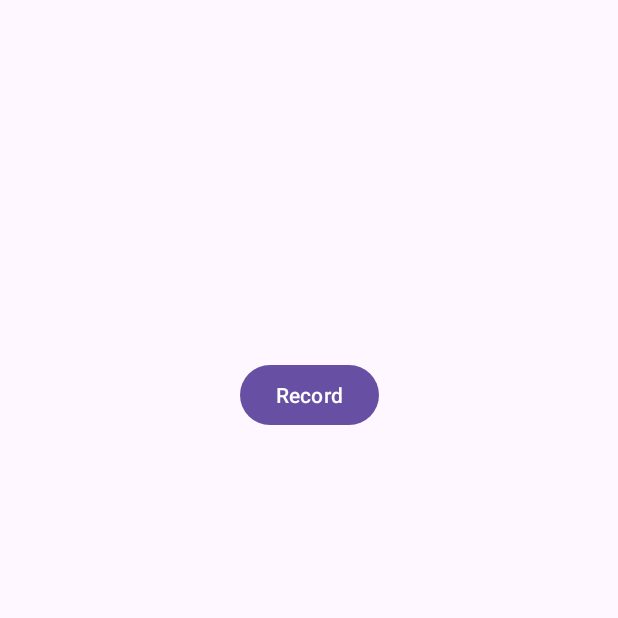
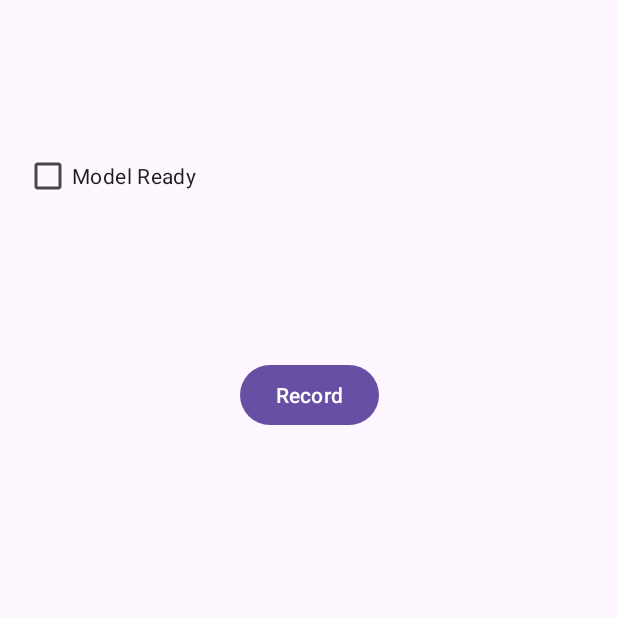
Before and after one commit to Duraggman/Conversation_Monitor, an Android app: the screen it shows after launch (MainActivity), on a phone screen of 412 x 824 dp, the top half of it. Run offline under Robolectric (Android 15) with nearby library versions, the phone set to English and light mode, and no system bars; libraries missing offline, so code that uses them is left out: com.mozilla.speechlibrary; 3 statements that could not run were skipped.

Commit message:
Commit 4.8: Using DeepSpeech Utils to get model path. Using Checkbox attribute. Signed-off-by: Duraggman <75789781+Duraggman@users.noreply.github.com>
Signed-off-by: Duraggman <75789781+Duraggman@users.noreply.github.com>

```diff
--- a/app/src/main/AndroidManifest.xml
+++ b/app/src/main/AndroidManifest.xml
@@ -2,8 +2,7 @@
 <manifest xmlns:android="http://schemas.android.com/apk/res/android"
           xmlns:tools="http://schemas.android.com/tools">
     <uses-permission android:name="android.permission.RECORD_AUDIO"/>
-    <uses-permission android:name="android.permission.WRITE_EXTERNAL_STORAGE"/>
-    <uses-permission android:name="android.permission.READ_EXTERNAL_STORAGE"/>
+
     <application
             android:allowBackup="true"
             android:dataExtractionRules="@xml/data_extraction_rules"
--- a/app/src/main/java/com/example/conversation_monitor/MainActivity.java
+++ b/app/src/main/java/com/example/conversation_monitor/MainActivity.java
@@ -1,186 +1,162 @@
 package com.example.conversation_monitor;
 
-import android.Manifest;
-import android.content.pm.PackageManager;
-import android.content.res.AssetManager;
 import android.os.Bundle;
 import android.util.Log;
+import android.view.View;
 import android.widget.Button;
-import android.widget.ProgressBar;
+import android.widget.CheckBox;
 import android.widget.TextView;
-import androidx.annotation.NonNull;
 import androidx.annotation.Nullable;
 import androidx.appcompat.app.AppCompatActivity;
-import androidx.core.app.ActivityCompat;
-import androidx.core.content.ContextCompat;
 import com.mozilla.speechlibrary.SpeechResultCallback;
 import com.mozilla.speechlibrary.SpeechService;
 import com.mozilla.speechlibrary.SpeechServiceSettings;
 import com.mozilla.speechlibrary.stt.STTResult;
+import com.mozilla.speechlibrary.utils.ModelUtils;
 
-import java.io.*;
+import java.io.File;
+import java.io.IOException;
+import java.io.InputStream;
+import java.io.OutputStream;
+import java.nio.file.Files;
 
-// TODO: Implement a check to verify if the model is ready before starting the SpeechService, do this by checking that the model file has been loaded properly
+// TODO: Fix insufficient storage error.
+public class MainActivity extends AppCompatActivity {
+    // Declare the SpeechService to manage voice recognition.
+    private SpeechService mSpeechService;
+    // Declare the SpeechResultCallback to handle voice recognition events.
+    private SpeechResultCallback mVoiceSearchListener;
+    // Declare the UI elements for the app.
+    private TextView transcriptionTextView;
+    private Button recordButton;
+    private String language = "en-US";
+    private CheckBox modelCheckBox;
 
-public class MainActivity extends AppCompatActivity {
-
-    Button recordButton;
-
-    TextView rText;
-
-    StringBuilder transcriptionBuilder;
-
-    ProgressBar progBar;
+    String modelPath = ModelUtils.modelPath(this, language);
 
     @Override
     protected void onCreate(Bundle savedInstanceState) {
         super.onCreate(savedInstanceState);
+        // Set the content view to your layout defined in XML.
         setContentView(R.layout.activity_main);
 
-        // Get the record button from the layout
-        recordButton = findViewById(R.id.rBtn);
-        // Get the EditText for displaying the transcription
-        rText = findViewById(R.id.rText);
+        // Initialize the UI elements.
+        transcriptionTextView = findViewById(R.id.rText);
+        recordButton = findViewById(R.id.RecBtn);
 
-        // Request RECORD_AUDIO permission
-        final int REQUEST_RECORD_AUDIO_PERMISSION = 200;
-        if (ContextCompat.checkSelfPermission(this, Manifest.permission.RECORD_AUDIO) != PackageManager.PERMISSION_GRANTED) {
-            ActivityCompat.requestPermissions(this, new String[]{Manifest.permission.RECORD_AUDIO}, REQUEST_RECORD_AUDIO_PERMISSION);
+        // Initialize the speech recognition service.
+        initializeSpeechService();
+
+        if (ModelUtils.isReady(modelPath)) {
+            modelCheckBox.setChecked(true);
         }
 
-        // Get the AssetManager instance
-        AssetManager assetManager = getAssets();
+        recordButton.setOnClickListener(new View.OnClickListener() {
+            @Override
+            public void onClick(View v) {
+                if (mSpeechService != null) {
 
-        // List all files in the assets directory to verify the model file exists
                     try {
-            String[] files = assetManager.list("");  // Lists everything in the assets folder
-            for (String file : files) {
-                Log.d("AssetFiles", file);
+                        SpeechServiceSettings settings = new SpeechServiceSettings.Builder()
+                                .withLanguage(language)
+                                .withModelPath(copyAssetToFile("deepspeech-0.9.3-models.pbmm"))
+                                .build();
+                        mSpeechService.start(settings, mVoiceSearchListener);
+                    } catch (IOException e) {
+                        Log.e("MainActivity", "Error setting up speech service", e);
                     }
-        } catch (IOException e) {
-            Log.e("AssetFiles", "Error listing assets", e);
-        }
-
-        // Initialize the SpeechService
-        SpeechService mSpeechService = new SpeechService(this);
-        // Create a StringBuilder for the transcription
-        transcriptionBuilder = new StringBuilder();
-
-
-        // button setup
-        try {
-            // Copy the model file from assets to the internal storage
-            String modelPath = copyAssetToFile("deepspeech-0.9.3-models.pbmm");
-
-            // Configure settings for the speech service
-            SpeechServiceSettings settings = new SpeechServiceSettings.Builder()
-                    .withLanguage("en-UK")
-                    .withModelPath(modelPath)
-                    .withUseDeepSpeech(true)
-                    .withStoreTranscriptions(true)
-                    .build();
-
-
-
-            // Set the OnClickListener for the record button
-            recordButton.setOnClickListener(v -> {
-                mSpeechService.start(settings, mVoiceSearchListener);
-                Log.d("ModelLoader", "model loaded correctly");
-            });
-
-        } catch (IOException e) {
-            Log.e("ModelLoader", "Error copying model from assets", e);
                 }
             }
 
+        });
+    }
 
-    SpeechResultCallback mVoiceSearchListener = new SpeechResultCallback() {
-
+    private void initializeSpeechService() {
+        // Create an instance of SpeechResultCallback to handle various speech events.
+        mVoiceSearchListener = new SpeechResultCallback() {
             @Override
             public void onStartListen() {
-            // Handle when the api successfully opened the microphone and started listening
-            recordButton.setText("Listening...");
+                // This is called when the speech service has successfully started listening.
+                Log.i("Speech", "Started listening");
             }
 
             @Override
             public void onMicActivity(double fftsum) {
-            // Normalize fftsum to a range suitable for your ProgressBar (e.g., 0-100)
-            int progress = (int) (fftsum * 100);
-
-            // Ensure progress stays within the ProgressBar bounds
-            progress = Math.max(0, Math.min(progress, 100));
-
-            // Update the ProgressBar on the UI thread
-            int finalProgress = progress;
-            runOnUiThread(() -> {
-                progBar.setProgress(finalProgress);
-            });
+                // This method reports microphone activity, useful for visual feedback in UI.
+                Log.i("Speech", "Microphone activity detected: " + fftsum);
             }
 
             @Override
             public void onDecoding() {
-            // Handle when the speech object changes to decoding state
+                // This is triggered when the speech decoding process begins.
+                Log.i("Speech", "Decoding speech");
             }
 
             @Override
             public void onSTTResult(@Nullable STTResult result) {
-            // When the api finished processing and returned a hypothesis
-
+                // This is triggered when the speech-to-text processing is complete.
                 if (result != null) {
-                String transcript = result.mTranscription;
-                transcriptionBuilder.append(transcript);
-
-                // Update UI or perform any actions with the transcription
-                // For example, you can display the transcription in a TextView in real-time.
-                rText.setText(transcriptionBuilder.toString());
+                    runOnUiThread(() -> transcriptionTextView.setText(String.format("Transcription: %s", result.mTranscription)));
                 }
             }
 
             @Override
             public void onNoVoice() {
-            recordButton.setText("No Voice");
+                // This is called if no voice is detected.
+                Log.i("Speech", "No voice detected");
             }
 
             @Override
             public void onError(@SpeechResultCallback.ErrorType int errorType, @Nullable String error) {
-            // Handle when any error occurred
-            Log.e("SpeechService", "Error: " + error);
-
-
-
-
+                // Handle any errors during the speech recognition process.
+                Log.e("Speech", "Error occurred: " + error);
             }
         };
 
-    // Function to copy a file from assets to the internal storage
-    private String copyAssetToFile(String assetName) throws IOException {
-        File outFile = new File(getFilesDir(), assetName);
-        if (!outFile.exists()) {
-            try (InputStream is = getAssets().open(assetName);
-                 OutputStream os = new FileOutputStream(outFile)) {
+        // Set up and start the speech service with configuration settings.
+        setupSpeechService();
+    }
+
+    private void setupSpeechService() {
+        try {
+            String modelPath = copyAssetToFile("deepspeech-0.9.3-models.pbmm");
+            mSpeechService = new SpeechService(this);
+            SpeechServiceSettings settings = new SpeechServiceSettings.Builder()
+                    .withLanguage("en-US")
+                    .withStoreSamples(true)
+                    .withStoreTranscriptions(true)
+                    .withProductTag("product-tag")
+                    .withUseDeepSpeech(true)
+                    .withModelPath(modelPath)
+                    .build();
+
+            mSpeechService.start(settings, mVoiceSearchListener);
+        } catch (IOException e) {
+            Log.e("MainActivity", "Failed to copy assets and initialize speech service", e);
+        }
+    }
+
+    private String copyAssetToFile(String filename) throws IOException {
+        File file = new File(getFilesDir(), filename);
+        if (!file.exists()) {
+            try (InputStream is = getAssets().open(filename);
+                 OutputStream os = Files.newOutputStream(file.toPath())) {
                 byte[] buffer = new byte[1024];
-                int length;
-                while ((length = is.read(buffer)) > 0) {
-                    os.write(buffer, 0, length);
+                int read;
+                while ((read = is.read(buffer)) != -1) {
+                    os.write(buffer, 0, read);
                 }
             }
         }
-        return outFile.getAbsolutePath();
+        return file.getAbsolutePath();
     }
 
     @Override
-    public void onRequestPermissionsResult(int requestCode, @NonNull String[] permissions, @NonNull int[] grantResults) {
-        super.onRequestPermissionsResult(requestCode, permissions, grantResults);
-
-        final int REQUEST_RECORD_AUDIO_PERMISSION = 200;
-        if (requestCode == REQUEST_RECORD_AUDIO_PERMISSION) {
-            if (grantResults.length > 0 && grantResults[0] == PackageManager.PERMISSION_GRANTED) {
-                // Permission granted
-            } else {
-                // Permission denied
+    protected void onDestroy() {
+        super.onDestroy();
+        // Properly stop and release resources from the speech service when the activity is destroyed.
+        if (mSpeechService != null) {
+            mSpeechService.stop(); // Ensure the service is stopped to release resources.
         }
     }
 }
-
-
-}
--- a/app/src/main/res/layout/activity_main.xml
+++ b/app/src/main/res/layout/activity_main.xml
@@ -5,7 +5,7 @@
         xmlns:app="http://schemas.android.com/apk/res-auto"
         android:layout_width="match_parent"
         android:layout_height="match_parent"
-        tools:context=".MainActivity">
+        tools:context=".MainActivity" android:id="@+id/TxtWindow">
     <TextView
             android:layout_width="wrap_content"
             android:layout_height="wrap_content"
@@ -15,10 +15,17 @@
 
     <Button
 
-            android:text="Record"
             android:layout_width="wrap_content"
-            android:layout_height="wrap_content" android:id="@+id/rBtn"
+            android:layout_height="wrap_content" android:id="@+id/RecBtn"
             app:layout_constraintTop_toBottomOf="@+id/rText" app:layout_constraintStart_toStartOf="parent"
-            app:layout_constraintEnd_toEndOf="parent" android:layout_marginTop="68dp"/>
+            app:layout_constraintEnd_toEndOf="parent" android:layout_marginTop="68dp"
+            android:text="@string/RecBtnText"/>
+    <CheckBox
+            android:text="@string/ModelReadyText"
+            android:layout_width="wrap_content"
+            android:layout_height="wrap_content" android:id="@+id/checkBox"
+            app:layout_constraintStart_toStartOf="parent" app:layout_constraintTop_toTopOf="parent"
+            app:layout_constraintEnd_toEndOf="parent" app:layout_constraintBottom_toBottomOf="parent"
+            app:layout_constraintHorizontal_bias="0.054" app:layout_constraintVertical_bias="0.12"/>
 
 </androidx.constraintlayout.widget.ConstraintLayout>
--- a/app/src/main/res/values/strings.xml
+++ b/app/src/main/res/values/strings.xml
@@ -1,3 +1,5 @@
 <resources>
     <string name="app_name">Conversation_Monitor</string>
+    <string name="RecBtnText">Record</string>
+    <string name="ModelReadyText">Model Ready</string>
 </resources>
```
Also changed, not shown: 2 other files. Lines whose indentation alone changed are shown as unchanged.
